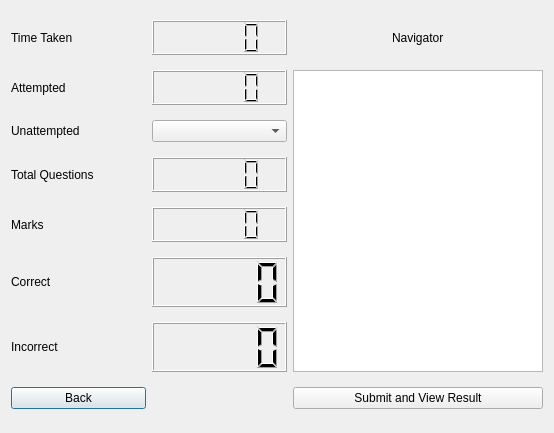
This is ConfirmFrame.ui in VGisHere/MCQ_Test_GUI as Qt 5 draws it before an edit. The edited form follows.
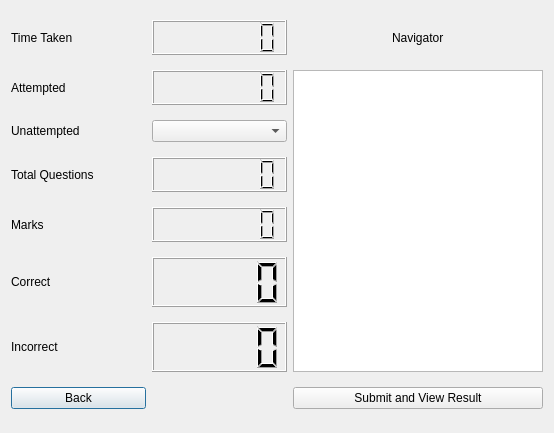
This is the edited form.

Commit message: Analysis Window updated

Patch:
```diff
--- a/ConfirmFrame.ui
+++ b/ConfirmFrame.ui
@@ -35,6 +35,9 @@
        <height>50</height>
       </size>
      </property>
+     <property name="digitCount">
+      <number>7</number>
+     </property>
     </widget>
    </item>
    <item row="0" column="2" alignment="Qt::AlignHCenter">
@@ -64,7 +67,11 @@
     </widget>
    </item>
    <item row="1" column="1">
-    <widget class="QLCDNumber" name="lcdNumber_5"/>
+    <widget class="QLCDNumber" name="lcdNumber_5">
+     <property name="digitCount">
+      <number>7</number>
+     </property>
+    </widget>
    </item>
    <item row="2" column="0">
     <widget class="QLabel" name="label_3">
@@ -103,7 +110,11 @@
     </widget>
    </item>
    <item row="3" column="1">
-    <widget class="QLCDNumber" name="lcdNumber_6"/>
+    <widget class="QLCDNumber" name="lcdNumber_6">
+     <property name="digitCount">
+      <number>7</number>
+     </property>
+    </widget>
    </item>
    <item row="4" column="0">
     <widget class="QLabel" name="label_5">
@@ -126,6 +137,9 @@
        <height>50</height>
       </size>
      </property>
+     <property name="digitCount">
+      <number>7</number>
+     </property>
     </widget>
    </item>
    <item row="5" column="0">
```
Left out of the diff: 3 changed lines with no effect on the pictures. The commit also changes 1 other file.
